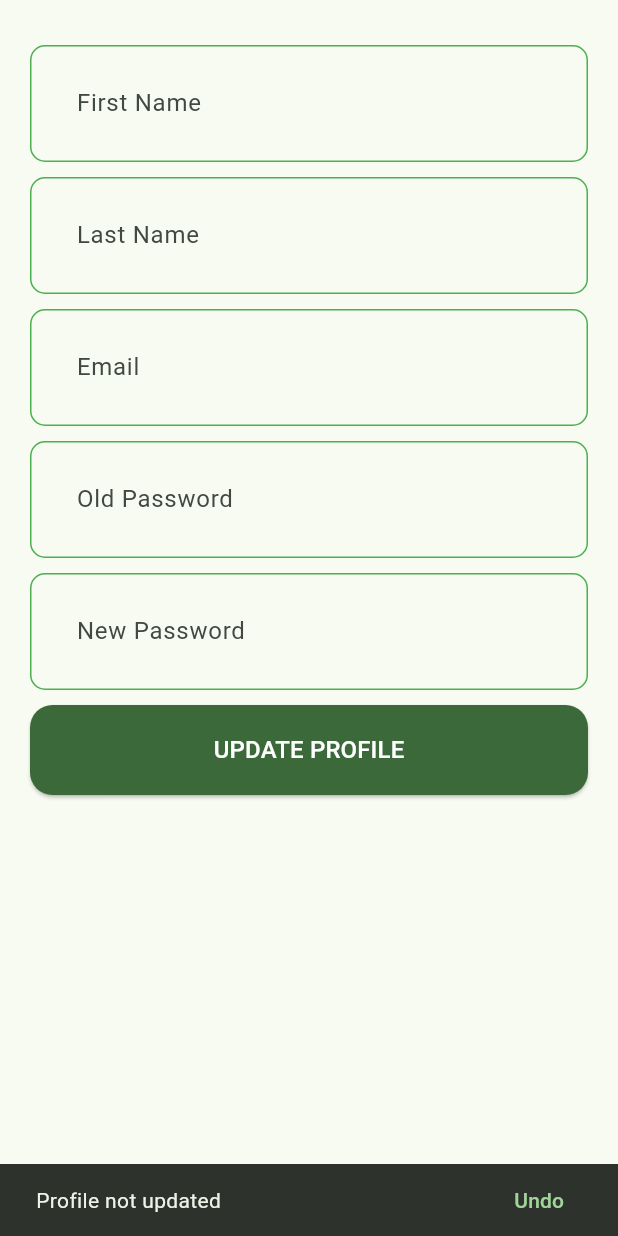
After one commit to neal-boylan/gymgo, a Flutter app: the UserProfile screen opened directly, after a tap on "UPDATE PROFILE", on a phone screen of 412 x 824 dp. The commit adds this screen. Run offline on Flutter 3.47's test engine with Material 3 defaults, Android fonts, the phone set to English and light mode, and no system bars; our stand-ins replace cloud_firestore, email_validator, firebase_auth, firebase_core, image_picker; missing offline and left inert: firebase_ui_auth; accounts and stored records are empty; generated files the repository leaves out were written again; Roboto replaces fonts that are missing (Cera Pro).

Commit message:
Added user profile page, not working yet

```diff
--- /dev/null
+++ b/lib/user_profile.dart
@@ -0,0 +1,219 @@
+import 'package:cloud_firestore/cloud_firestore.dart';
+import 'package:email_validator/email_validator.dart';
+import 'package:firebase_auth/firebase_auth.dart';
+import 'package:flutter/material.dart';
+import 'package:gymgo/signup_page.dart';
+
+class UserProfile extends StatefulWidget {
+  const UserProfile({super.key});
+
+  @override
+  State<UserProfile> createState() => _UserProfileState();
+}
+
+class _UserProfileState extends State<UserProfile> {
+  final emailController = TextEditingController();
+  final oldPasswordController = TextEditingController();
+  final newPasswordController = TextEditingController();
+  final firstNameController = TextEditingController();
+  final lastNameController = TextEditingController();
+
+  @override
+  void dispose() {
+    emailController.dispose();
+    oldPasswordController.dispose();
+    newPasswordController.dispose();
+    firstNameController.dispose();
+    lastNameController.dispose();
+    super.dispose();
+  }
+
+  void Validate(String email) {
+    bool isvalid = EmailValidator.validate(email);
+    print(isvalid);
+  }
+
+  Future<void> updateUser() async {
+    try {
+      if (EmailValidator.validate(emailController.text.trim()) == true) {
+        final userCredential =
+            await FirebaseAuth.instance.createUserWithEmailAndPassword(
+          email: emailController.text.trim(),
+          password: passwordController.text.trim(),
+        );
+        await FirebaseAuth.instance.currentUser!
+            .updatePassword(newPasswordController.text.trim());
+        addMemberToDb(userCredential.user?.uid);
+        print(userCredential.user?.email);
+        print(userCredential.user?.uid);
+
+        final snackBar = SnackBar(
+          content: const Text('Profile updated'),
+          action: SnackBarAction(
+            label: 'Undo',
+            onPressed: () {
+              // Some code to undo the change.
+            },
+          ),
+        );
+        if (context.mounted) {
+          ScaffoldMessenger.of(context).showSnackBar(snackBar);
+        }
+      } else {
+        final snackBar = SnackBar(
+          content: const Text('Profile not updated'),
+          action: SnackBarAction(
+            label: 'Undo',
+            onPressed: () {
+              // Some code to undo the change.
+            },
+          ),
+        );
+        if (context.mounted) {
+          ScaffoldMessenger.of(context).showSnackBar(snackBar);
+        }
+      }
+    } on FirebaseAuthException catch (e) {
+      print(e.message);
+    }
+  }
+
+  Future<void> changePassword(String oldPassword, String newPassword) async {
+    // Get the current user
+    User? user = FirebaseAuth.instance.currentUser;
+
+    if (user != null && user.email != null) {
+      try {
+        // Re-authenticate the user with the old password
+        final cred = EmailAuthProvider.credential(
+          email: user.email!,
+          password: oldPassword,
+        );
+        await user.reauthenticateWithCredential(cred);
+
+        // Update password if re-authentication is successful
+        await user.updatePassword(newPassword);
+        var snackbar = const SnackBar(
+          content: Text("Password changed successfully"),
+          behavior: SnackBarBehavior.floating,
+        );
+        ScaffoldMessenger.of(context).showSnackBar(snackbar);
+        Navigator.of(context).pop();
+        Navigator.push(
+            context,
+            MaterialPageRoute(
+                builder: (BuildContext context) => const SignUpPage()));
+      } catch (e) {
+        print("Error : $e");
+        var snackbar = const SnackBar(
+          content: Text("Old Password incorrect"),
+          behavior: SnackBarBehavior.floating,
+        );
+        ScaffoldMessenger.of(context).showSnackBar(snackbar);
+        Navigator.of(context).pop();
+      }
+    }
+  }
+
+  Future<void> addMemberToDb(String? userId) async {
+    try {
+      // final data = await FirebaseFirestore.instance.collection("members").add({
+      //   "email": emailController.text.trim(),
+      //   "password": passwordController.text.trim(),
+      //   "firstName": firstNameController.text.trim(),
+      //   "lastName": lastNameController.text.trim(),
+      //   "userId": userId
+      // });
+
+      final data2 = await FirebaseFirestore.instance
+          .collection("members")
+          .doc(userId)
+          .set({
+        "email": emailController.text.trim(),
+        "password": passwordController.text.trim(),
+        "firstName": firstNameController.text.trim(),
+        "lastName": lastNameController.text.trim(),
+        "userId": userId
+      });
+
+      // print(data.id);
+    } catch (e) {
+      print(e);
+    }
+  }
+
+  @override
+  Widget build(BuildContext context) {
+    return Scaffold(
+      body: SingleChildScrollView(
+        child: Padding(
+          padding: const EdgeInsets.all(20.0),
+          child: Column(
+            children: [
+              const SizedBox(height: 10),
+              TextField(
+                controller: firstNameController,
+                decoration: const InputDecoration(
+                  hintText: 'First Name',
+                ),
+                maxLines: 1,
+              ),
+              const SizedBox(height: 10),
+              TextField(
+                controller: lastNameController,
+                decoration: const InputDecoration(
+                  hintText: 'Last Name',
+                ),
+                maxLines: 1,
+              ),
+              const SizedBox(height: 10),
+              TextFormField(
+                controller: emailController,
+                decoration: const InputDecoration(
+                  hintText: 'Email',
+                ),
+              ),
+              const SizedBox(height: 10),
+              TextFormField(
+                obscureText: true,
+                controller: oldPasswordController,
+                enableSuggestions: false,
+                autocorrect: false,
+                decoration: const InputDecoration(
+                  hintText: 'Old Password',
+                ),
+                maxLines: 1,
+              ),
+              const SizedBox(height: 10),
+              TextFormField(
+                obscureText: true,
+                controller: newPasswordController,
+                enableSuggestions: false,
+                autocorrect: false,
+                decoration: const InputDecoration(
+                  hintText: 'New Password',
+                ),
+                maxLines: 1,
+              ),
+              const SizedBox(height: 10),
+              ElevatedButton(
+                style: ElevatedButton.styleFrom(
+                    backgroundColor: Theme.of(context).colorScheme.primary),
+                onPressed: () async {
+                  await updateUser();
+                },
+                child: const Text(
+                  'UPDATE PROFILE',
+                  style: TextStyle(
+                    fontSize: 16,
+                    color: Colors.white,
+                  ),
+                ),
+              ),
+            ],
+          ),
+        ),
+      ),
+    );
+  }
+}
```
Also changed, not shown: lib/home_page.dart (+5 -7 lines).
